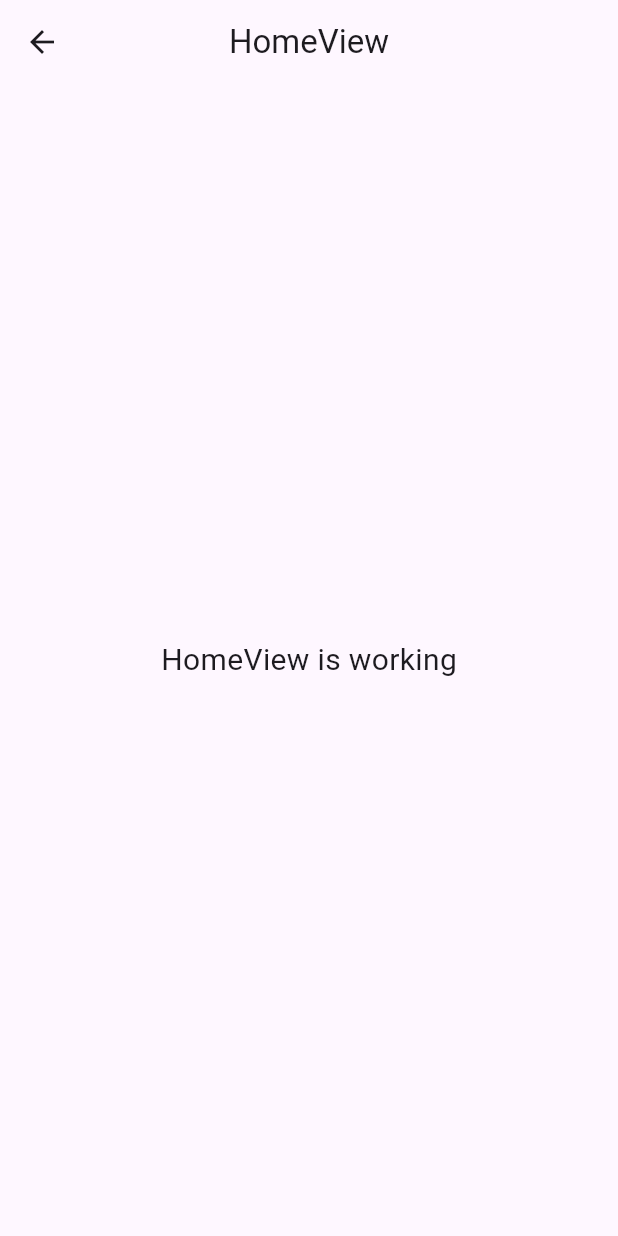
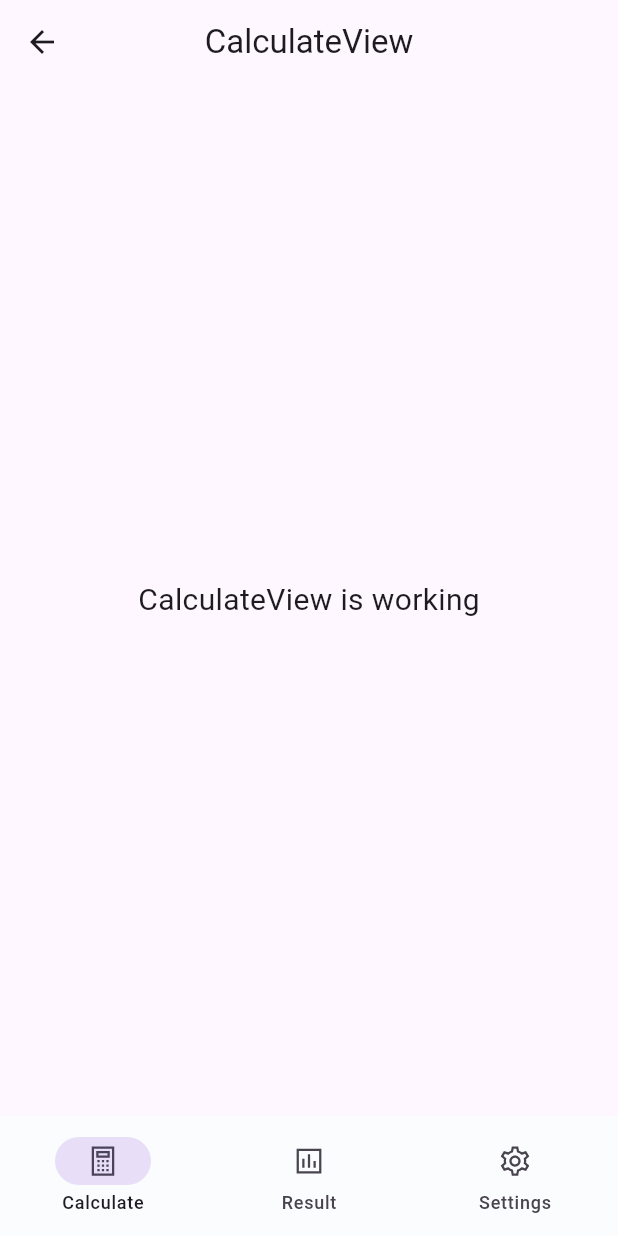
Before and after one commit to utsobe/auth-bmi-calculator, a Flutter app: the screen it shows after launch, after a tap on "Login", on a phone screen of 412 x 824 dp. Run offline on Flutter 3.47's test engine with Material 3 defaults, Android fonts, the phone set to English and light mode, and no system bars; our stand-ins replace get, line_icons.

Commit message:
bottom navigation and other page created

```diff
--- /dev/null
+++ b/lib/app/modules/bottom_navigation/bindings/bottom_navigation_binding.dart
@@ -0,0 +1,12 @@
+import 'package:get/get.dart';
+
+import '../controllers/bottom_navigation_controller.dart';
+
+class BottomNavigationBinding extends Bindings {
+  @override
+  void dependencies() {
+    Get.lazyPut<BottomNavigationController>(
+      () => BottomNavigationController(),
+    );
+  }
+}
--- /dev/null
+++ b/lib/app/modules/bottom_navigation/controllers/bottom_navigation_controller.dart
@@ -0,0 +1,39 @@
+import 'package:bmi_calculator/app/modules/calculate/views/calculate_view.dart';
+import 'package:bmi_calculator/app/modules/result/views/result_view.dart';
+import 'package:bmi_calculator/app/modules/settings/views/settings_view.dart';
+import 'package:flutter/material.dart';
+import 'package:get/get.dart';
+
+class BottomNavigationController extends GetxController {
+  //TODO: Implement BottomNavigationController
+  final currentPageIndex = 0.obs;
+
+  final count = 0.obs;
+  @override
+  void onInit() {
+    super.onInit();
+  }
+
+  @override
+  void onReady() {
+    super.onReady();
+  }
+
+  @override
+  void onClose() {
+    super.onClose();
+  }
+
+  Widget getCurrentPage() {
+    switch (currentPageIndex.value) {
+      case 0:
+        return const CalculateView();
+      case 1:
+        return const ResultView();
+      case 2:
+        return const SettingsView();
+      default:
+        return const CalculateView();
+    }
+  }
+}
--- /dev/null
+++ b/lib/app/modules/bottom_navigation/views/bottom_navigation_view.dart
@@ -0,0 +1,40 @@
+import 'package:flutter/material.dart';
+import 'package:get/get.dart';
+import 'package:line_icons/line_icon.dart';
+import 'package:line_icons/line_icons.dart';
+import '../controllers/bottom_navigation_controller.dart';
+
+class BottomNavigationView extends GetView<BottomNavigationController> {
+  const BottomNavigationView({Key? key}) : super(key: key);
+  @override
+  Widget build(BuildContext context) {
+    return Obx(() {
+      return Scaffold(
+        body: controller.getCurrentPage(),
+        bottomNavigationBar: NavigationBar(
+          selectedIndex: controller.currentPageIndex.value,
+          onDestinationSelected: (value) {
+            controller.currentPageIndex.value = value;
+          },
+          // animationDuration: 3000.ms,
+          backgroundColor: const Color(0xFFFBFCFE),
+          elevation: 0,
+          destinations: const [
+            NavigationDestination(
+              icon: LineIcon(LineIcons.calculator),
+              label: 'Calculate',
+            ),
+            NavigationDestination(
+              icon: LineIcon(LineIcons.poll),
+              label: 'Result',
+            ),
+            NavigationDestination(
+              icon: LineIcon(LineIcons.cog),
+              label: 'Settings',
+            ),
+          ],
+        ),
+      );
+    });
+  }
+}
--- /dev/null
+++ b/lib/app/modules/calculate/views/calculate_view.dart
@@ -0,0 +1,24 @@
+import 'package:flutter/material.dart';
+
+import 'package:get/get.dart';
+
+import '../controllers/calculate_controller.dart';
+
+class CalculateView extends GetView<CalculateController> {
+  const CalculateView({Key? key}) : super(key: key);
+  @override
+  Widget build(BuildContext context) {
+    return Scaffold(
+      appBar: AppBar(
+        title: const Text('CalculateView'),
+        centerTitle: true,
+      ),
+      body: const Center(
+        child: Text(
+          'CalculateView is working',
+          style: TextStyle(fontSize: 20),
+        ),
+      ),
+    );
+  }
+}
--- a/lib/app/modules/login/views/login_view.dart
+++ b/lib/app/modules/login/views/login_view.dart
@@ -47,7 +47,7 @@ class LoginView extends GetView<LoginController> {
                 child: ElevatedButton(
                   style: ButtonStyle(),
                   onPressed: () {
-                    Get.toNamed(Routes.HOME);
+                    Get.toNamed(Routes.BOTTOM_NAVIGATION);
                   },
                   child: Text('Login'),
                 ),
--- a/lib/app/routes/app_routes.dart
+++ b/lib/app/routes/app_routes.dart
@@ -6,6 +6,10 @@ abstract class Routes {
   static const HOME = _Paths.HOME;
   static const SPLASH = _Paths.SPLASH;
   static const LOGIN = _Paths.LOGIN;
+  static const BOTTOM_NAVIGATION = _Paths.BOTTOM_NAVIGATION;
+  static const CALCULATE = _Paths.CALCULATE;
+  static const RESULT = _Paths.RESULT;
+  static const SETTINGS = _Paths.SETTINGS;
 }
 
 abstract class _Paths {
@@ -13,4 +17,8 @@ abstract class _Paths {
   static const HOME = '/home';
   static const SPLASH = '/splash';
   static const LOGIN = '/login';
+  static const BOTTOM_NAVIGATION = '/bottom-navigation';
+  static const CALCULATE = '/calculate';
+  static const RESULT = '/result';
+  static const SETTINGS = '/settings';
 }
```
Also changed, not shown: lib/app/modules/calculate/bindings/calculate_binding.dart (added, +12 -0 lines), lib/app/modules/calculate/controllers/calculate_controller.dart (added, +23 -0 lines), lib/app/modules/result/bindings/result_binding.dart (added, +12 -0 lines), lib/app/modules/result/controllers/result_controller.dart (added, +23 -0 lines), lib/app/modules/result/views/result_view.dart (added, +24 -0 lines), lib/app/modules/settings/bindings/settings_binding.dart (added, +12 -0 lines), lib/app/modules/settings/controllers/settings_controller.dart (added, +23 -0 lines), lib/app/modules/settings/views/settings_view.dart (added, +24 -0 lines), lib/app/routes/app_pages.dart (+30 -0 lines), pubspec.yaml (+29 -1 lines), pubspec.lock, 12 other files.
